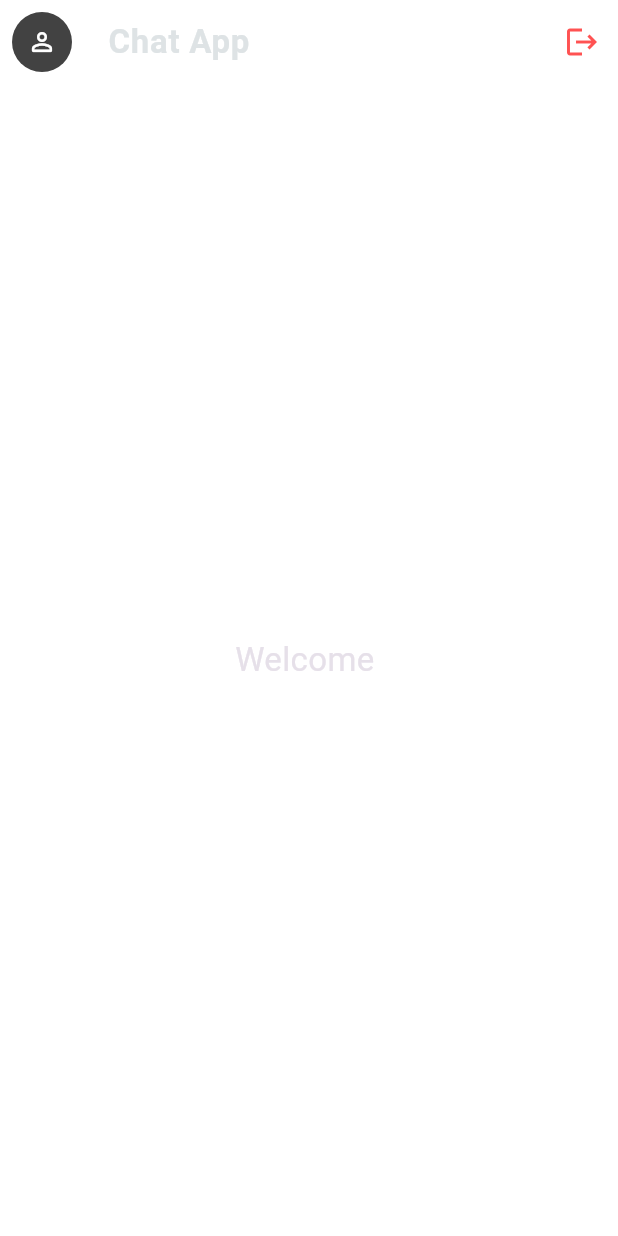
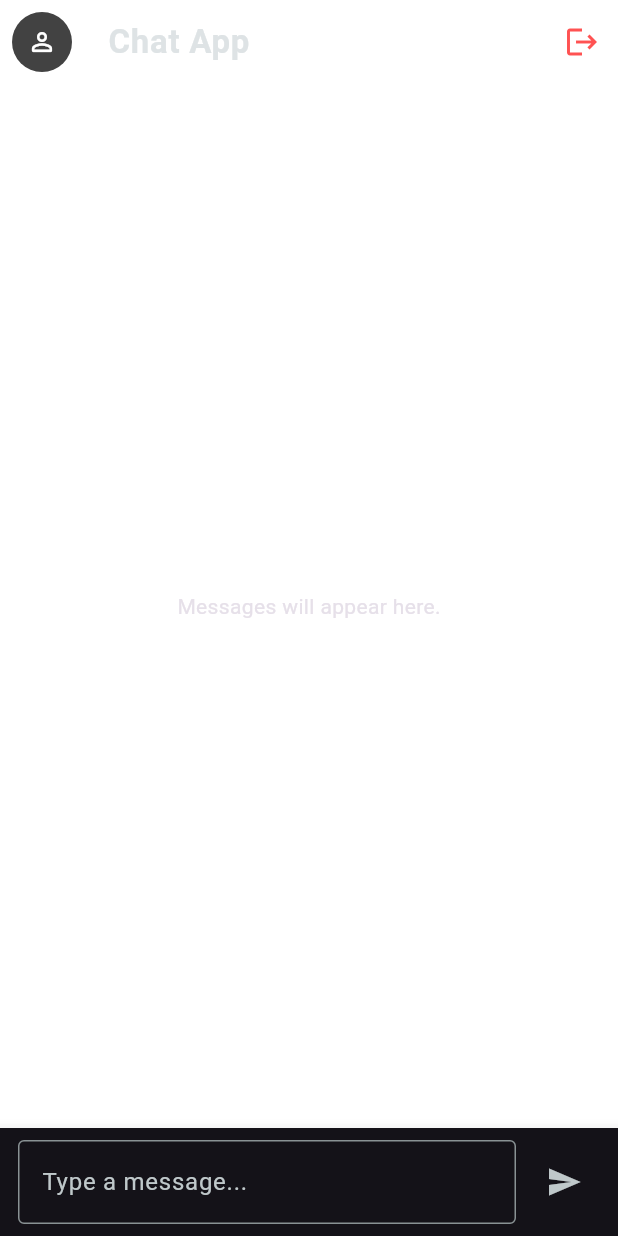
Before and after one commit to orunjubd/flutter_chat_app, a Flutter app: the screen it shows once a user with an empty profile is signed in, on a phone screen of 412 x 824 dp. Run offline on Flutter 3.47's test engine with Material 3 defaults, Android fonts, the phone set to English and light mode, and no system bars; our stand-ins replace cloud_firestore, firebase_auth, firebase_core, flutter_riverpod; accounts and stored records are empty.

Commit message:
Bump to v1.3.1 - Implement MessageRepository, Riverpod message providers and message sending pipeline

```diff
--- a/lib/features/authentication/presentation/screens/verify_email_screen.dart
+++ b/lib/features/authentication/presentation/screens/verify_email_screen.dart
@@ -4,7 +4,7 @@ import 'package:flutter_riverpod/flutter_riverpod.dart';
 import '../../providers/auth_provider.dart';
 import '../widgets/refresh_verification_button.dart';
 import '../widgets/resend_verification_button.dart';
-import 'package:chat_app/core/errors/dialogs/app_snackbar.dart';
+import 'package:chat_app/core/dialogs/app_snackbar.dart';
 
 class VerifyEmailScreen extends ConsumerWidget {
   const VerifyEmailScreen({super.key});
--- a/lib/features/authentication/presentation/widgets/auth_form.dart
+++ b/lib/features/authentication/presentation/widgets/auth_form.dart
@@ -16,7 +16,7 @@ import 'package:chat_app/features/authentication/providers/auth_provider.dart';
 import 'package:chat_app/features/authentication/providers/registration_provider.dart';
 import 'package:chat_app/core/errors/auth_exception_mapper.dart';
 import 'package:chat_app/features/authentication/presentation/widgets/forgot_password_dialog.dart';
-import 'package:chat_app/core/errors/dialogs/app_snackbar.dart';
+import 'package:chat_app/core/dialogs/app_snackbar.dart';
 import 'package:chat_app/core/validators/app_validators.dart';
 
 class AuthForm extends ConsumerStatefulWidget {
--- /dev/null
+++ b/lib/features/chat/data/models/message.dart
@@ -0,0 +1,57 @@
+import 'package:cloud_firestore/cloud_firestore.dart';
+
+class Message {
+  const Message({
+    required this.id,
+    required this.senderId,
+    required this.senderName,
+    required this.text,
+    required this.createdAt,
+    required this.readBy,
+    required this.type,
+  });
+
+  /// Firestore document ID
+  final String id;
+
+  /// UID of the sender
+  final String senderId;
+
+  /// Display name of the sender
+  final String senderName;
+
+  /// Message content
+  final String text;
+
+  /// Creation timestamp
+  final Timestamp createdAt;
+
+  /// Users who have read this message
+  final List<String> readBy;
+
+  /// Message type (text, image, etc.)
+  final String type;
+
+  factory Message.fromMap(String documentId, Map<String, dynamic> data) {
+    return Message(
+      id: documentId,
+      senderId: data['senderId'] as String? ?? '',
+      senderName: data['senderName'] as String? ?? '',
+      text: data['text'] as String? ?? '',
+      createdAt: data['createdAt'] as Timestamp? ?? Timestamp.now(),
+      readBy: List<String>.from(data['readBy'] ?? const []),
+      type: data['type'] as String? ?? 'text',
+    );
+  }
+
+  Map<String, dynamic> toMap() {
+    return {
+      'senderId': senderId,
+      'senderName': senderName,
+      'text': text,
+      'createdAt': createdAt,
+      'readBy': readBy,
+      'type': type,
+    };
+  }
+}
--- /dev/null
+++ b/lib/features/chat/data/repositories/message_repository.dart
@@ -0,0 +1,60 @@
+import 'package:cloud_firestore/cloud_firestore.dart';
+
+import 'package:chat_app/features/chat/data/models/message.dart';
+
+class MessageRepository {
+  MessageRepository();
+
+  final FirebaseFirestore _firebaseFirestore = FirebaseFirestore.instance;
+
+  /// ------------------------------------------------------------
+  /// Firestore Collection Reference
+  /// ------------------------------------------------------------
+  CollectionReference<Map<String, dynamic>> get messagesCollection =>
+      _firebaseFirestore.collection('messages');
+
+  DocumentReference<Map<String, dynamic>> createMessageDocument() {
+    return messagesCollection.doc();
+  }
+
+  /// ------------------------------------------------------------
+  /// Send a new message
+  /// ------------------------------------------------------------
+  Future<void> sendMessage(Message message) async {
+    await messagesCollection.doc(message.id).set(message.toMap());
+  }
+
+  /// ------------------------------------------------------------
+  /// Listen to messages in real-time
+  /// ------------------------------------------------------------
+  Stream<List<Message>> getMessages() {
+    return messagesCollection
+        .orderBy('createdAt', descending: false)
+        .snapshots()
+        .map((snapshot) {
+          return snapshot.docs.map((doc) {
+            return Message.fromMap(doc.id, doc.data());
+          }).toList();
+        });
+  }
+
+  /// ------------------------------------------------------------
+  /// Get a single message
+  /// ------------------------------------------------------------
+  Future<Message?> getMessage(String messageId) async {
+    final document = await messagesCollection.doc(messageId).get();
+
+    if (!document.exists) {
+      return null;
+    }
+
+    return Message.fromMap(document.id, document.data()!);
+  }
+
+  /// ------------------------------------------------------------
+  /// Delete message
+  /// ------------------------------------------------------------
+  Future<void> deleteMessage(String messageId) async {
+    await messagesCollection.doc(messageId).delete();
+  }
+}
--- a/lib/features/chat/presentation/screens/chat_screen.dart
+++ b/lib/features/chat/presentation/screens/chat_screen.dart
@@ -1,19 +1,52 @@
+import 'package:cloud_firestore/cloud_firestore.dart';
 import 'package:flutter/material.dart';
 import 'package:flutter_riverpod/flutter_riverpod.dart';
+import 'package:firebase_auth/firebase_auth.dart';
 
 import 'package:chat_app/features/authentication/providers/auth_provider.dart';
-//import 'package:chat_app/features/authentication/data/repositories/auth_repository.dart';
-//import 'package:firebase_auth/firebase_auth.dart'; // ✅ Required to execute the sign-out method
 import 'package:chat_app/features/chat/providers/user_provider.dart';
-import 'package:chat_app/core/errors/dialogs/app_dialogs.dart';
+import 'package:chat_app/core/dialogs/app_dialogs.dart';
+import 'package:chat_app/features/chat/data/models/message.dart';
+import 'package:chat_app/features/chat/providers/message_provider.dart';
+import 'package:chat_app/features/chat/presentation/widgets/message_input.dart';
 
 class ChatScreen extends ConsumerWidget {
   const ChatScreen({super.key});
 
+  Future<void> _sendMessage(WidgetRef ref, String text) async {
+    final firebaseUser = FirebaseAuth.instance.currentUser;
+
+    if (firebaseUser == null) {
+      return;
+    }
+
+    final appUser = await ref.read(currentUserProvider.future);
+
+    if (appUser == null) {
+      return;
+    }
+
+    final repository = ref.read(messageRepositoryProvider);
+
+    final document = repository.createMessageDocument();
+
+    final message = Message(
+      id: document.id,
+      senderId: firebaseUser.uid,
+      senderName: appUser.username,
+      text: text,
+      createdAt: Timestamp.now(),
+      readBy: [firebaseUser.uid],
+      type: 'text',
+    );
+
+    await repository.sendMessage(message);
+  }
+
   @override
   Widget build(BuildContext context, WidgetRef ref) {
     //final currentUser = ref.watch(currentUserProvider);
-    final appUserAsync = ref.watch(currentUserProvider);
+    //final appUserAsync = ref.watch(currentUserProvider);
     return Scaffold(
       backgroundColor:
           Colors.white12, // Sleek deep monochromatic styling canvas
@@ -60,23 +93,14 @@ class ChatScreen extends ConsumerWidget {
       ),
 
       // 🚀 2. THE EMPTY MESSAGE LIST PLACEHOLDER CONTAINER (For now)
-      body: appUserAsync.when(
-        data: (user) {
-          if (user == null) {
-            return const Center(child: Text('User not found'));
-          }
+      body: Column(
+        children: [
+          const Expanded(
+            child: Center(child: Text('Messages will appear here.')),
+          ),
 
-          return Center(
-            child: Text(
-              'Welcome ${user.username}',
-              style: const TextStyle(fontSize: 22),
-            ),
-          );
-        },
-
-        loading: () => const Center(child: CircularProgressIndicator()),
-
-        error: (error, stack) => Center(child: Text(error.toString())),
+          MessageInput(onSend: (text) => _sendMessage(ref, text)),
+        ],
       ),
     );
   }
--- /dev/null
+++ b/lib/features/chat/presentation/widgets/message_input.dart
@@ -0,0 +1,65 @@
+import 'package:flutter/material.dart';
+
+class MessageInput extends StatefulWidget {
+  const MessageInput({super.key, required this.onSend});
+
+  final Future<void> Function(String text) onSend;
+
+  @override
+  State<MessageInput> createState() => _MessageInputState();
+}
+
+class _MessageInputState extends State<MessageInput> {
+  final TextEditingController _controller = TextEditingController();
+
+  @override
+  void dispose() {
+    _controller.dispose();
+    super.dispose();
+  }
+
+  Future<void> _submit() async {
+    final message = _controller.text.trim();
+
+    if (message.isEmpty) {
+      return;
+    }
+
+    _controller.clear();
+
+    await widget.onSend(message);
+  }
+
+  @override
+  Widget build(BuildContext context) {
+    return SafeArea(
+      top: false,
+      child: Material(
+        elevation: 8,
+        color: Theme.of(context).cardColor,
+        child: Padding(
+          padding: const EdgeInsets.symmetric(horizontal: 12, vertical: 8),
+          child: Row(
+            children: [
+              Expanded(
+                child: TextField(
+                  controller: _controller,
+                  textCapitalization: TextCapitalization.sentences,
+                  minLines: 1,
+                  maxLines: 5,
+                  decoration: const InputDecoration(
+                    hintText: 'Type a message...',
+                    border: OutlineInputBorder(),
+                  ),
+                  onSubmitted: (_) => _submit(),
+                ),
+              ),
+              const SizedBox(width: 8),
+              IconButton(onPressed: _submit, icon: const Icon(Icons.send)),
+            ],
+          ),
+        ),
+      ),
+    );
+  }
+}
```
Also changed, not shown: lib/features/chat/providers/message_provider.dart (added, +20 -0 lines), lib/core/dialogs/app_dialogs.dart (renamed from lib/core/errors/dialogs/app_dialogs.dart), lib/core/dialogs/app_snackbar.dart (renamed from lib/core/errors/dialogs/app_snackbar.dart), lib/core/dialogs/confirmation_dialog.dart (renamed from lib/core/errors/dialogs/confirmation_dialog.dart), 1 other file.
